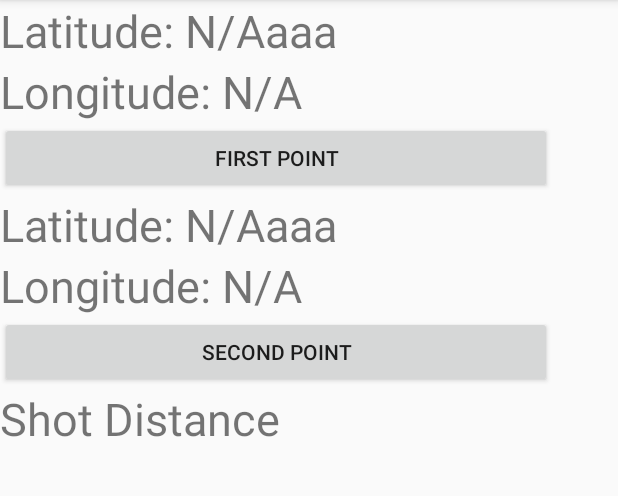
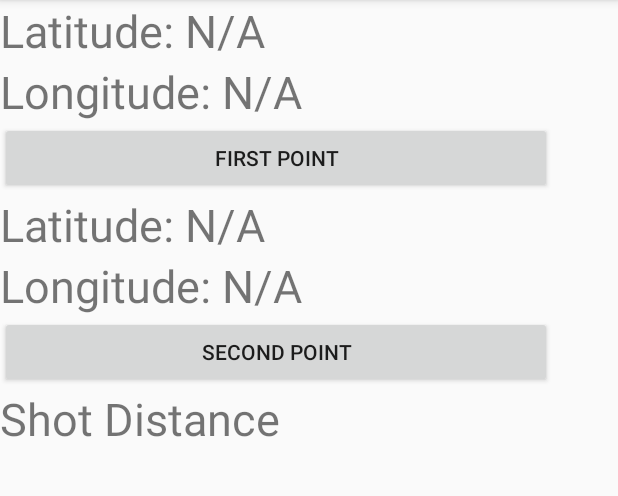
Before and after one commit to sullo09/GolfApp, an Android app: the YardageFinder screen opened directly, with no data from a screen before it, on a phone screen of 412 x 824 dp, the part 84-580 px from its top. Run offline under Robolectric (Android 15) with nearby library versions, the phone set to English and light mode, and no system bars.

Commit message:
friday-00:12-mac

```diff
--- a/app/src/main/res/values/strings.xml
+++ b/app/src/main/res/values/strings.xml
@@ -18,7 +18,7 @@
     <string name="section_format">Hello World from section: %1$d</string>
 
 
-    <string name="tv_lat_text">Latitude: N/Aaaa</string>
+    <string name="tv_lat_text">Latitude: N/A</string>
     <string name="tv_long_text">Longitude: N/A</string>
 
     <string-array name="county">
```
